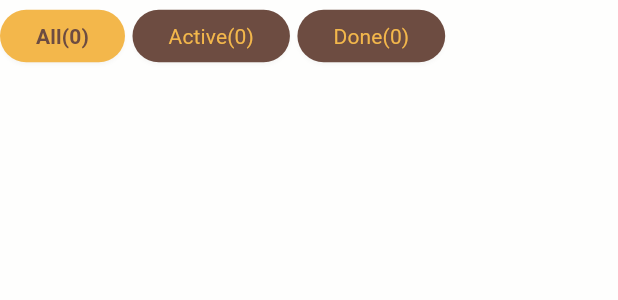
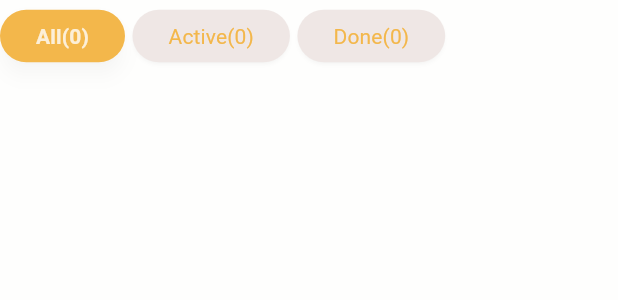
Before and after one commit to sendminder/toddle-toddle, a Flutter app: the GoalDoneFilterWidget widget shown alone on an empty page, opened directly, on a phone screen of 412 x 824 dp. Shown: the top 300 px of the screen. Run offline on Flutter 3.47's test engine with Material 3 defaults, Android fonts, the phone set to English and light mode, and no system bars; our stand-ins replace easy_localization, fl_chart, fluentui_system_icons, flutter_local_notifications, flutter_riverpod, flutter_timezone and 7 more; missing offline and left inert: flutter_displaymode; accounts and stored records are empty; statements that could not run were skipped; project files that could hold a hidden picture were left out.

Commit message:
테마 설정

```diff
--- a/lib/config/theme.dart
+++ b/lib/config/theme.dart
@@ -91,7 +91,7 @@ class CustomThemeData {
           secondary: primarySwatch.shade500,
           onSecondary: Colors.white,
           error: errorColor,
-          background: const Color(0xFF171724),
+          background: const Color(0xFF17100E),
           onBackground: textSwatch.shade400,
           onSurface: textSwatch.shade300,
           surface: const Color(0xFF262630),
@@ -201,7 +201,7 @@ class CustomThemeData {
           secondary: primarySwatch.shade500,
           onSecondary: Colors.white,
           error: errorColor,
-          background: const Color(0xFF171724),
+          background: const Color(0xFF161D24),
           onBackground: textSwatch.shade400,
           onSurface: textSwatch.shade300,
           surface: const Color(0xFF262630),
--- a/lib/widgets/goal/goal_done_filter.dart
+++ b/lib/widgets/goal/goal_done_filter.dart
@@ -12,7 +12,8 @@ class GoalDoneFilterWidget extends ConsumerWidget {
     final filterTypeState = ref.watch(goalFilterProvider);
     final goals = ref.watch(goalsStateProvider);
     final primary = Theme.of(context).colorScheme.primary;
-    final background = Theme.of(context).colorScheme.onSurface;
+    final background = Theme.of(context).colorScheme.background;
+    final selectedColor = Colors.white.withAlpha(200);
     const minSize = Size(40, 35);
 
     final allCount = goals.length;
@@ -28,10 +29,12 @@ class GoalDoneFilterWidget extends ConsumerWidget {
             ref.read(goalFilterProvider.notifier).setFilterType(FilterType.all);
           },
           style: ElevatedButton.styleFrom(
+            elevation: 5,
             backgroundColor:
                 filterTypeState.type == FilterType.all ? primary : background,
-            foregroundColor:
-                filterTypeState.type == FilterType.all ? background : primary,
+            foregroundColor: filterTypeState.type == FilterType.all
+                ? selectedColor
+                : primary,
             minimumSize: minSize,
           ),
           child: Text('${'all'.tr()}($allCount)',
@@ -52,7 +55,7 @@ class GoalDoneFilterWidget extends ConsumerWidget {
                 ? primary
                 : background,
             foregroundColor: filterTypeState.type == FilterType.active
-                ? background
+                ? selectedColor
                 : primary,
             minimumSize: minSize,
           ),
@@ -74,7 +77,7 @@ class GoalDoneFilterWidget extends ConsumerWidget {
                 ? primary
                 : background,
             foregroundColor: filterTypeState.type == FilterType.completed
-                ? background
+                ? selectedColor
                 : primary,
             minimumSize: minSize,
           ),
--- a/lib/widgets/goal/goal_list_manage.dart
+++ b/lib/widgets/goal/goal_list_manage.dart
@@ -162,7 +162,7 @@ class GoalListManageWidget extends ConsumerWidget {
                     },
                   ),
                 ),
-                const SizedBox(width: 5),
+                const SizedBox(width: 10),
               ],
             ),
           ),
```
Also changed, not shown: lib/main.dart (+0 -13 lines), 1 other file.
